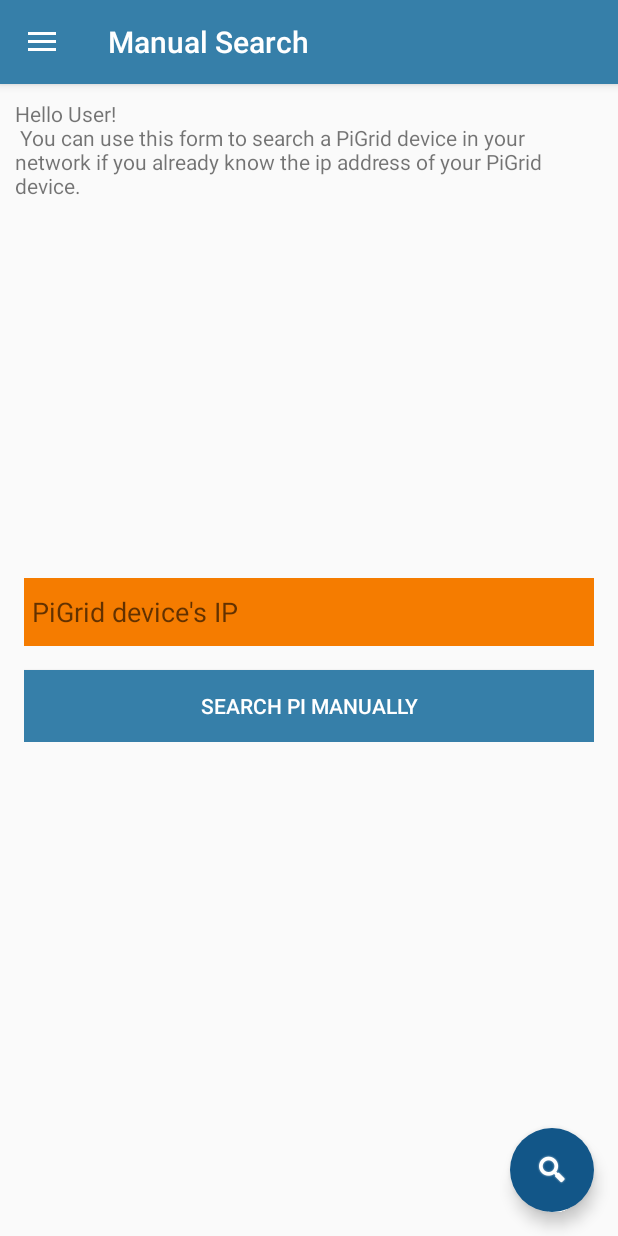
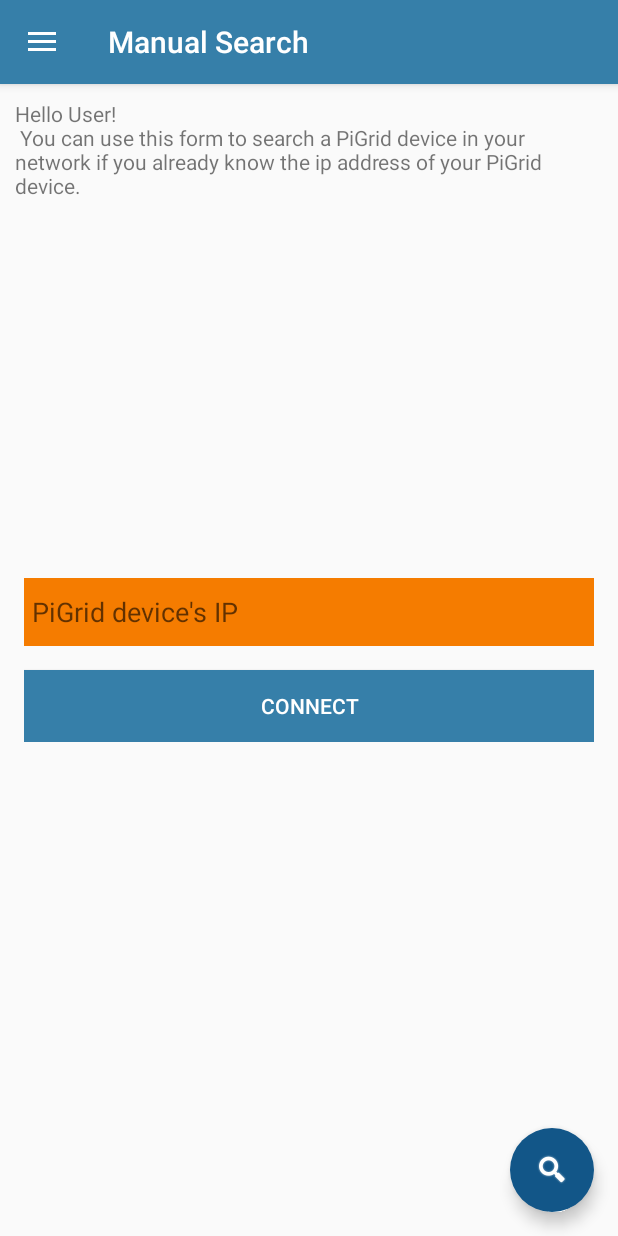
Before and after one commit to blocklink-it/pigrid-companion-app, an Android app: the fragment ManualPiSearchFragment placed in its activity, on a phone screen of 412 x 824 dp. Run offline under Robolectric (Android 15) with nearby library versions, the phone set to English and light mode, and no system bars; libraries missing offline, so code that uses them is left out: io.resourcepool.ssdp; 2 statements that could not run were skipped.

Commit message:
Add comments on newly added feature

```diff
--- a/app/src/main/java/de/blocklink/pigrid/Fragment/ManualPiSearchFragment.java
+++ b/app/src/main/java/de/blocklink/pigrid/Fragment/ManualPiSearchFragment.java
@@ -23,7 +23,7 @@ import de.blocklink.pigrid.R;
 public class ManualPiSearchFragment extends Fragment {
 
     private EditText etIP;
-    Button btnManualSearch;
+    private Button btnManualSearch;
 
 
     public ManualPiSearchFragment() {
@@ -83,7 +83,8 @@ public class ManualPiSearchFragment extends Fragment {
         }
     };
 
-    public void setupUI(View view) {
+    // function to detect user touch outside of the edit text
+    private void setupUI(View view) {
 
         // Set up touch listener for non-text box views to hide keyboard.
         if (!(view instanceof EditText)) {
--- a/app/src/main/java/de/blocklink/pigrid/Helper/Helper.java
+++ b/app/src/main/java/de/blocklink/pigrid/Helper/Helper.java
@@ -6,6 +6,7 @@ import android.widget.EditText;
 
 public class Helper {
 
+    //Helper function to hide keyboard
     public static void hideSoftKeyboard(Activity activity) {
         InputMethodManager inputMethodManager =
                 (InputMethodManager) activity.getSystemService(
@@ -14,6 +15,7 @@ public class Helper {
                 activity.getCurrentFocus().getWindowToken(), 0);
     }
 
+    //Helper function to check text obtained from edit text is empty or not
     public static boolean isEmpty(EditText etText) {
         if (etText.getText().toString().trim().length() > 0)
             return false;
--- a/app/src/main/java/de/blocklink/pigrid/Helper/ValidIPAddressInputFilter.java
+++ b/app/src/main/java/de/blocklink/pigrid/Helper/ValidIPAddressInputFilter.java
@@ -2,10 +2,8 @@ package de.blocklink.pigrid.Helper;
 
 import android.text.InputFilter;
 import android.text.Spanned;
-import android.widget.Toast;
 
-import de.blocklink.pigrid.R;
-
+//helper class to validate input as ip address
 public class ValidIPAddressInputFilter implements InputFilter {
 
     @Override
--- a/app/src/main/res/values/strings.xml
+++ b/app/src/main/res/values/strings.xml
@@ -21,7 +21,7 @@
     <string name="about_app">About App</string>
     <string name="manual_search">Manual Search</string>
 
-    <string name="manual_search_pi">Search Pi Manually</string>
+    <string name="manual_search_pi">Connect</string>
 
     <string name="home_text"> Discover and connect device available in your network! </string>
     <string name="no_device"> There is no any required device in the network </string>
```
